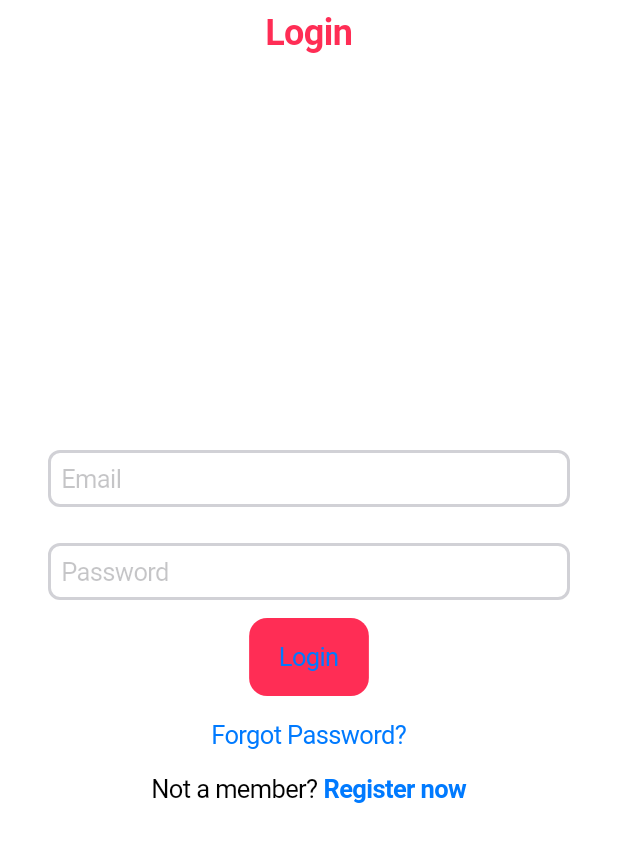
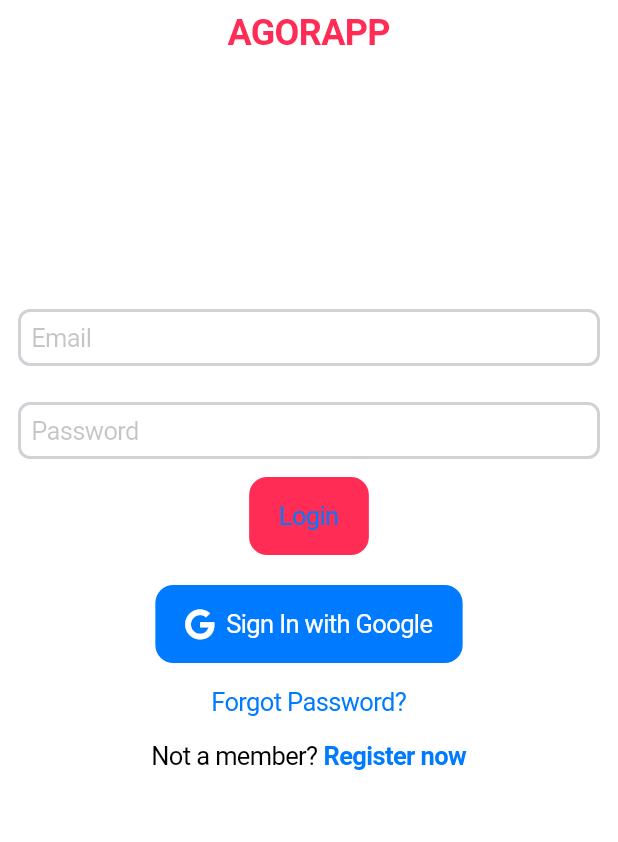
Before and after one commit to sergiolupo/DIMA_project, a Flutter app: the screen it shows after launch, on a phone screen of 412 x 824 dp. Shown: the top 842 px of the screen. Run offline on Flutter 3.47's test engine with Material 3 defaults, Android fonts, the phone set to English and light mode, and no system bars; our stand-ins replace firebase_auth, firebase_core, font_awesome_flutter, go_router, google_sign_in; accounts and stored records are empty.

Commit message:
Implement Google Sign-In functionality.

```diff
--- a/dima_project/lib/main.dart
+++ b/dima_project/lib/main.dart
@@ -55,7 +55,7 @@ class MyApp extends StatelessWidget {
   Widget build(BuildContext context) {
     return CupertinoApp.router(
       routerConfig: _router,
-      title: "myApp",
+      title: "AGORAPP",
     );
   }
 }
--- a/dima_project/lib/pages/login_page.dart
+++ b/dima_project/lib/pages/login_page.dart
@@ -2,35 +2,35 @@ import 'package:dima_project/widgets/login/loginform_widget.dart';
 import 'package:flutter/cupertino.dart';
 
 class LoginPage extends StatelessWidget {
-  final void Function()? onTap;
-  const LoginPage({super.key, this.onTap});
+  const LoginPage({super.key});
 
   @override
   Widget build(BuildContext context) {
     return CupertinoPageScaffold(
+      backgroundColor: CupertinoColors.white,
       navigationBar: const CupertinoNavigationBar(
+        backgroundColor: CupertinoColors.white,
         middle: Text(
-          'Login',
+          'AGORAPP',
           style: TextStyle(
-            fontSize: 24, // Adjust font size as needed
-            fontWeight: FontWeight.bold, // Adjust font weight as needed
-            color: CupertinoColors.systemPink, // Adjust text color as needed
+            fontSize: 24,
+            fontWeight: FontWeight.bold,
+            color: CupertinoColors.systemPink,
           ),
         ),
       ),
-      child: LayoutBuilder(
-        builder: (context, constraints) {
-          return SingleChildScrollView(
-            child: ConstrainedBox(
-              constraints: BoxConstraints(
-                minHeight: constraints.maxHeight,
-              ),
-              child: IntrinsicHeight(
+      child: Center(
+        child: Column(
+          mainAxisAlignment: MainAxisAlignment.center,
+          children: [
+            const SizedBox(height: 150),
+            Expanded(
+              child: SingleChildScrollView(
                 child: LoginForm(),
               ),
             ),
-          );
-        },
+          ],
+        ),
       ),
     );
   }
--- a/dima_project/lib/widgets/login/loginform_widget.dart
+++ b/dima_project/lib/widgets/login/loginform_widget.dart
@@ -1,5 +1,8 @@
 import 'package:dima_project/services/auth/auth_service.dart';
+import 'package:firebase_auth/firebase_auth.dart';
 import 'package:flutter/cupertino.dart';
+import 'package:flutter/services.dart';
+import 'package:font_awesome_flutter/font_awesome_flutter.dart';
 import 'package:go_router/go_router.dart';
 import 'package:provider/provider.dart';
 
@@ -13,13 +16,10 @@ class LoginForm extends StatelessWidget {
   Widget build(BuildContext context) {
     return Form(
       key: _formKey,
-      child: Container(
-        color: CupertinoColors.white,
-        padding: const EdgeInsets.all(20.0),
       child: Column(
         mainAxisAlignment: MainAxisAlignment.center,
         children: [
-            UsernameInputField(_usernameController),
+          EmailInputField(_usernameController),
           PasswordInputField(_passwordController),
           CupertinoButton(
             onPressed: () {
@@ -32,6 +32,26 @@ class LoginForm extends StatelessWidget {
             color: CupertinoColors.systemPink,
             child: const Text('Login'),
           ),
+          const SizedBox(height: 20),
+          CupertinoButton(
+              onPressed: () => _signInWithGoogle(context),
+              color: CupertinoColors.systemBlue,
+              child: const Row(
+                mainAxisSize: MainAxisSize.min,
+                children: [
+                  FaIcon(
+                    FontAwesomeIcons.google,
+                    color: CupertinoColors.white,
+                  ),
+                  SizedBox(width: 8),
+                  Text(
+                    'Sign In with Google',
+                    style: TextStyle(
+                      color: CupertinoColors.white,
+                    ),
+                  ),
+                ],
+              )),
           CupertinoButton(
             onPressed: () {
               context.go('/forgotpassword');
@@ -54,7 +74,6 @@ class LoginForm extends StatelessWidget {
                         fontWeight: FontWeight.bold))),
           ]),
         ],
-        ),
       ),
     );
   }
@@ -80,7 +99,7 @@ class LoginForm extends StatelessWidget {
       Navigator.of(context).pop();
       debugPrint("Navigating to Home Page");
       context.go('/home');
-    } on Exception catch (e) {
+    } on FirebaseAuthException catch (e) {
       Navigator.of(context).pop();
       debugPrint("Failed to login: $e");
       showCupertinoDialog(
@@ -89,6 +108,50 @@ class LoginForm extends StatelessWidget {
           return CupertinoAlertDialog(
             title: const Text('Login Failed'),
             content: const Text('Invalid username or password'),
+            actions: <Widget>[
+              CupertinoDialogAction(
+                child: const Text('OK'),
+                onPressed: () {
+                  Navigator.of(context).pop();
+                },
+              ),
+            ],
+          );
+        },
+      );
+    }
+  }
+
+  Future<void> _signInWithGoogle(BuildContext context) async {
+    showCupertinoDialog(
+      context: context,
+      builder: (BuildContext context) {
+        return const CupertinoAlertDialog(
+          content: CupertinoActivityIndicator(),
+        );
+      },
+    );
+
+    final authService = Provider.of<AuthService>(context, listen: false);
+
+    try {
+      await authService.signInWithGoogle();
+
+      if (!context.mounted) return;
+      Navigator.of(context).pop();
+      debugPrint("Navigating to Home Page");
+      context.go('/home');
+    } catch (e) {
+      Navigator.of(context).pop();
+      // Handle other exceptions
+      debugPrint("Failed to login: $e");
+      showCupertinoDialog(
+        context: context,
+        builder: (BuildContext context) {
+          return CupertinoAlertDialog(
+            title: const Text('Login Failed'),
+            content:
+                const Text('Failed to login with Google. Please try again.'),
             actions: <Widget>[
               CupertinoDialogAction(
                 child: const Text('OK'),
@@ -134,10 +197,10 @@ class PasswordInputField extends StatelessWidget {
   }
 }
 
-class UsernameInputField extends StatelessWidget {
+class EmailInputField extends StatelessWidget {
   final TextEditingController _usernameController;
 
-  const UsernameInputField(this._usernameController, {super.key});
+  const EmailInputField(this._usernameController, {super.key});
 
   @override
   Widget build(BuildContext context) {
@@ -154,7 +217,12 @@ class UsernameInputField extends StatelessWidget {
         ),
       ),
       validator: (String? value) {
-        if (value == null || value.isEmpty || !value.contains('@')) {
+        final RegExp emailRegex = RegExp(
+          r'^[\w-\.]+@([\w-]+\.)+[\w-]{2,4}$',
+          caseSensitive: false,
+          multiLine: false,
+        );
+        if (value == null || value.isEmpty || !emailRegex.hasMatch(value)) {
           return 'Please enter a valid email address';
         }
         return null; // Return null if the input is valid
--- a/dima_project/pubspec.yaml
+++ b/dima_project/pubspec.yaml
@@ -40,6 +40,7 @@ dependencies:
   google_sign_in: ^6.2.1
   firebase_core: ^2.27.1
   provider: ^6.1.1
+  font_awesome_flutter: ^9.2.0
 
 dev_dependencies:
   flutter_test:
```
Also changed, not shown: dima_project/lib/pages/forgotpassword_page.dart (+7 -22 lines), dima_project/lib/services/auth/auth_service.dart (+20 -7 lines), 4 other files. Lines whose indentation alone changed are shown as unchanged.
